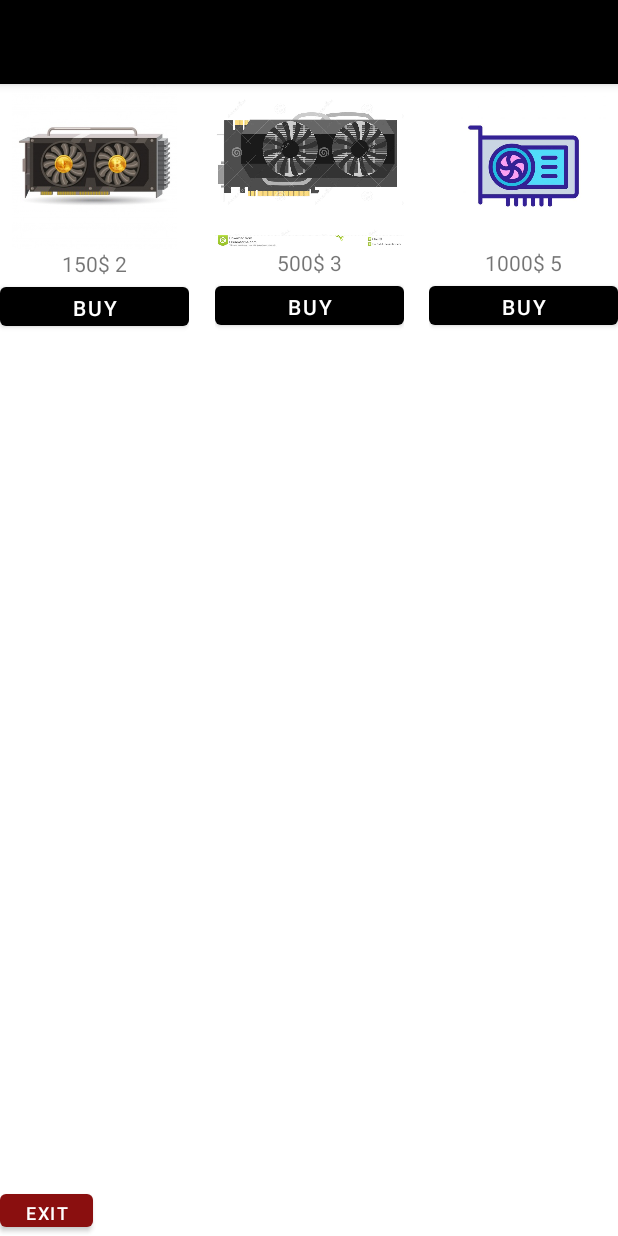
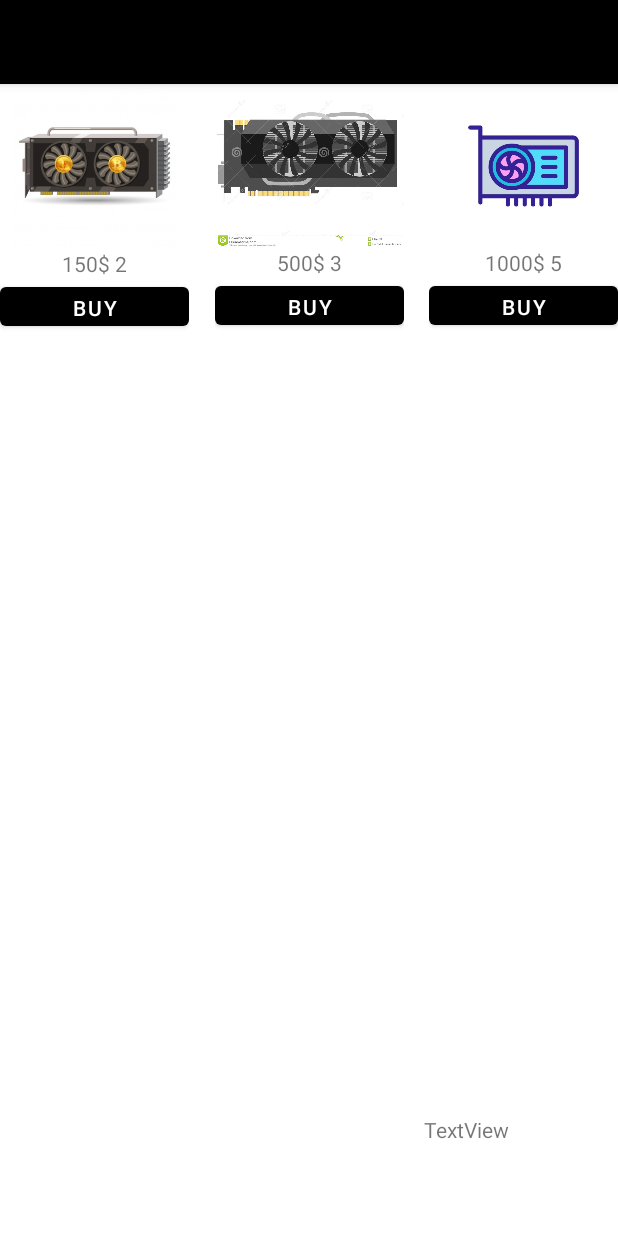
Before and after one commit to BrawlLeon228/Clicker, an Android app: the fragment BlankFragment shown on its own in the app's theme, on a phone screen of 412 x 824 dp. Run offline under Robolectric (Android 15) with nearby library versions, the phone set to English and light mode, and no system bars.

Commit message:
.kgjonpopuhiihparsh;jkpof mn

```diff
--- a/app/src/main/java/com/example/clicker/BlankFragment.kt
+++ b/app/src/main/java/com/example/clicker/BlankFragment.kt
@@ -15,7 +15,7 @@ class BlankFragment : Fragment() {
         savedInstanceState: Bundle?
     ): View? {
         // Inflate the layout for this fragment
-        return inflater.inflate(R.layout.activity_shop, container, false).apply {
+        return inflater.inflate(R.layout.game, container, false).apply {
 
         }
     }
--- a/app/src/main/java/com/example/clicker/ui/main/MainFragment.kt
+++ b/app/src/main/java/com/example/clicker/ui/main/MainFragment.kt
@@ -17,7 +17,7 @@ class MainFragment : Fragment() {
 
     override fun onCreateView(inflater: LayoutInflater, container: ViewGroup?,
                               savedInstanceState: Bundle?): View {
-        val v =  inflater.inflate(R.layout.activity_egra, container, false)
+        val v =  inflater.inflate(R.layout.shop, container, false)
         v.findViewById<TextView>(R.id.textView1)
         return v
     }
--- a/app/src/main/res/layout/activity_shop.xml
+++ b/app/src/main/res/layout/game.xml
@@ -93,19 +93,16 @@
 
     </LinearLayout>
 
-    <Button
-        android:id="@+id/button9"
-        android:layout_width="62dp"
-        android:layout_height="34dp"
-        android:text="Exit"
-        android:textSize="12dp"
-        app:backgroundTint="#8A0F0F"
+    <TextView
+        android:id="@+id/textView5"
+        android:layout_width="129dp"
+        android:layout_height="26dp"
+        android:text="TextView"
         app:layout_constraintBottom_toBottomOf="parent"
         app:layout_constraintEnd_toEndOf="parent"
-        app:layout_constraintHorizontal_bias="0.0"
+        app:layout_constraintHorizontal_bias="1.0"
         app:layout_constraintStart_toStartOf="parent"
-        app:layout_constraintTop_toTopOf="parent"
-        app:layout_constraintVertical_bias="1.0"
-        tools:ignore="MissingConstraints" />
+        app:layout_constraintTop_toBottomOf="@+id/linearLayout2"
+        app:layout_constraintVertical_bias="0.905" />
 
 </androidx.constraintlayout.widget.ConstraintLayout>
--- a/app/src/main/res/navigation/navigation_activit.xml
+++ b/app/src/main/res/navigation/navigation_activit.xml
@@ -3,7 +3,7 @@
     xmlns:app="http://schemas.android.com/apk/res-auto"
     xmlns:tools="http://schemas.android.com/tools"
     android:id="@+id/activit"
-    app:startDestination="@id/egraActivity">
+    app:startDestination="@id/shop">
 
     <fragment
         android:id="@+id/egraActivity"
@@ -14,7 +14,7 @@
         android:id="@+id/shop"
         android:name="com.example.clicker.EgraActivity"
         android:label="activity_shop"
-        tools:layout="@layout/activity_shop" />
+        tools:layout="@layout/game" />
 
 
 
```
Also changed, not shown: app/src/main/java/com/example/clicker/EgraActivity.kt (+2 -15 lines), app/src/main/java/com/example/clicker/Shop.kt (+37 -11 lines), app/src/main/res/layout/activity_main.xml (+0 -58 lines), app/src/main/res/layout/shop.xml (renamed from app/src/main/res/layout/activity_egra.xml, +0 -14 lines).
